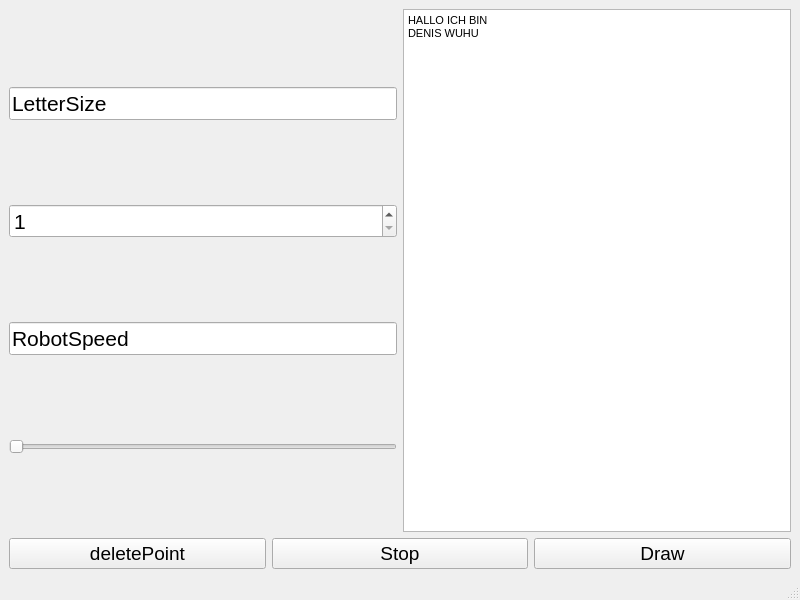
Qt form CAPISample/drawletters.ui (dzunder32/BachelorRobot) before a commit.
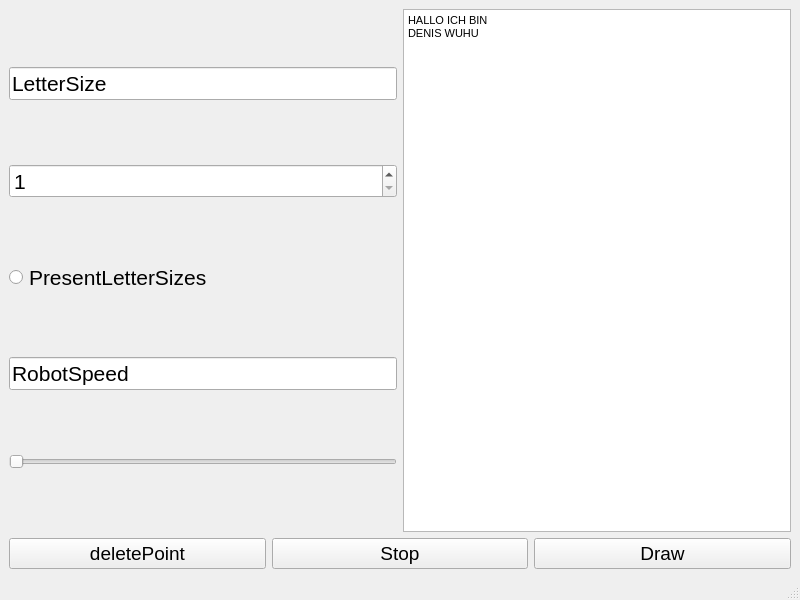
The same form after that commit.

What changed in the file:
```diff
--- a/CAPISample/drawletters.ui
+++ b/CAPISample/drawletters.ui
@@ -49,6 +49,18 @@
           </property>
          </widget>
         </item>
+        <item>
+         <widget class="QRadioButton" name="radioButton">
+          <property name="font">
+           <font>
+            <pointsize>16</pointsize>
+           </font>
+          </property>
+          <property name="text">
+           <string>PresentLetterSizes</string>
+          </property>
+         </widget>
+        </item>
         <item>
          <widget class="QLineEdit" name="lineEdit">
           <property name="font">
@@ -68,6 +80,9 @@
             <pointsize>16</pointsize>
            </font>
           </property>
+          <property name="minimum">
+           <number>1</number>
+          </property>
           <property name="maximum">
            <number>50</number>
           </property>
```
Left out of the diff: 18 changed lines with no effect on the pictures.
